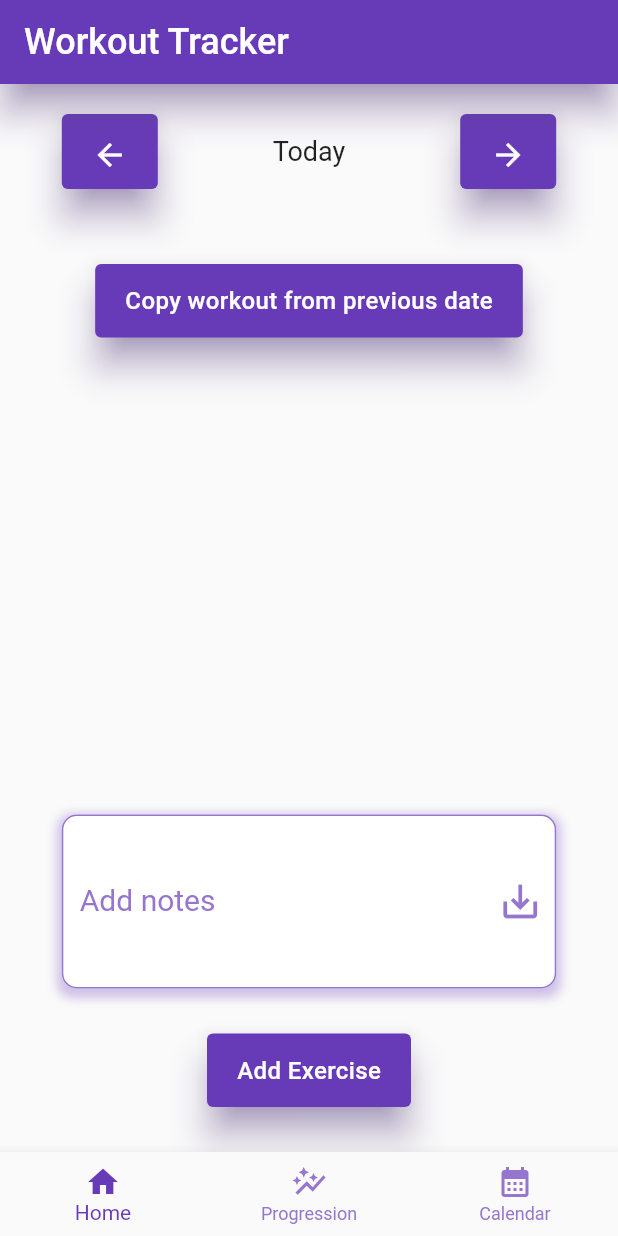
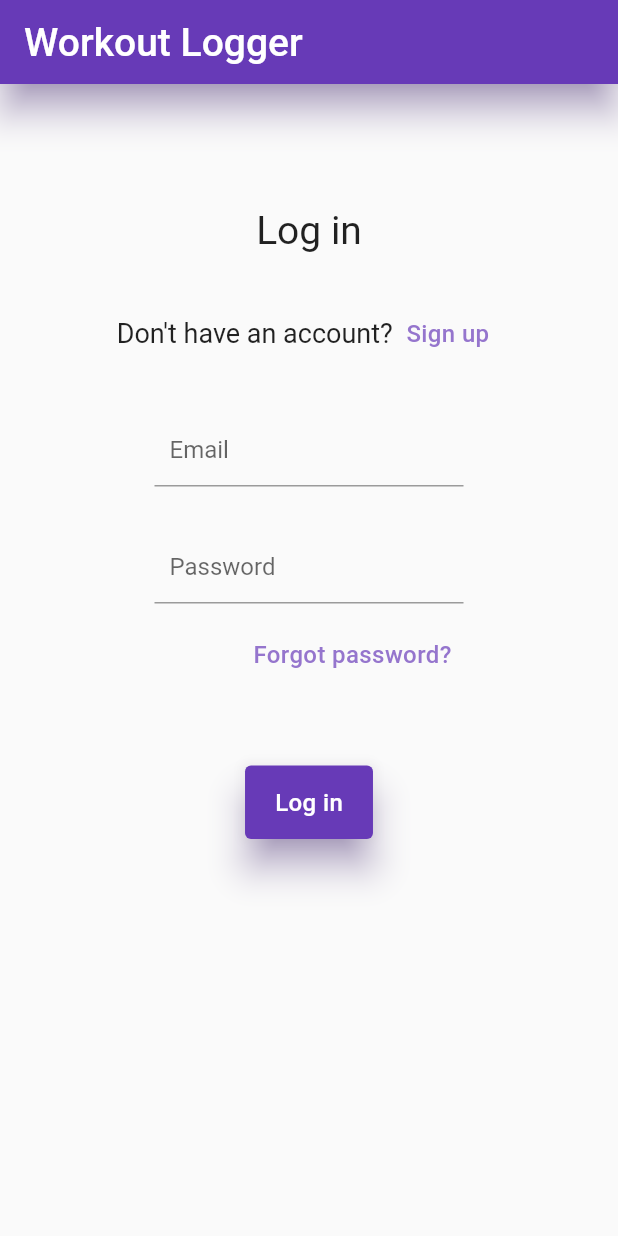
Before and after one commit to rpjuja/workout-logger-flutter, a Flutter app: the screen it shows after launch, on a phone screen of 412 x 824 dp. Run offline on Flutter 3.47's test engine with Material 2 defaults, Android fonts, the phone set to English and light mode, and no system bars; our stand-ins replace email_validator, firebase_auth, firebase_core, firebase_database; accounts and stored records are empty; generated files the repository leaves out were written again.

Commit message:
User authentication implemented. Sign up, login and password reset working

```diff
--- /dev/null
+++ b/lib/auth_widgets/auth_page.dart
@@ -0,0 +1,248 @@
+import 'package:firebase_auth/firebase_auth.dart';
+import 'package:flutter/material.dart';
+import 'package:email_validator/email_validator.dart';
+
+import 'package:workout_logger_app/styles.dart';
+import 'package:workout_logger_app/error_messages.dart';
+import 'package:workout_logger_app/auth_widgets/reset_password.dart';
+
+class AuthPage extends StatefulWidget {
+  const AuthPage({
+    Key? key,
+  }) : super(key: key);
+
+  @override
+  State<AuthPage> createState() => _AuthPageState();
+}
+
+class _AuthPageState extends State<AuthPage> {
+  late final FirebaseAuth _auth;
+  FirebaseException? _error;
+
+  final TextEditingController _emailController = TextEditingController();
+  final TextEditingController _passwordController = TextEditingController();
+  final TextEditingController _confirmPasswordController =
+      TextEditingController();
+  final _formKey = GlobalKey<FormState>();
+  bool _loginMode = true;
+  bool _resetPasswordMode = false;
+
+  @override
+  void initState() {
+    super.initState();
+    _auth = FirebaseAuth.instance;
+  }
+
+  @override
+  void dispose() {
+    _emailController.dispose();
+    _passwordController.dispose();
+    _confirmPasswordController.dispose();
+    super.dispose();
+  }
+
+  void _signUp() async {
+    try {
+      await _auth.createUserWithEmailAndPassword(
+        email: _emailController.text,
+        password: _passwordController.text,
+      );
+    } on FirebaseAuthException catch (e) {
+      setState(() {
+        _error = e;
+      });
+    }
+  }
+
+  void _logIn() async {
+    try {
+      await _auth.signInWithEmailAndPassword(
+        email: _emailController.text,
+        password: _passwordController.text,
+      );
+    } on FirebaseAuthException catch (e) {
+      setState(() {
+        _error = e;
+      });
+    }
+  }
+
+  void _resetPasswordModeChange() {
+    setState(() {
+      _resetPasswordMode = !_resetPasswordMode;
+    });
+  }
+
+  @override
+  Widget build(BuildContext context) {
+    return Scaffold(
+      appBar: AppBar(
+        elevation: 10,
+        shadowColor: Colors.deepPurple[300],
+        title: const Text('Workout Logger'),
+      ),
+      body: Center(
+        child: _resetPasswordMode
+            ? ResetPassword(
+                returnToLogin: _resetPasswordModeChange,
+                email: _emailController.text)
+            : Column(
+                mainAxisAlignment: MainAxisAlignment.start,
+                children: [
+                  Container(
+                      alignment: Alignment.centerLeft,
+                      margin: const EdgeInsets.only(left: 30),
+                      height: MediaQuery.of(context).size.height * 0.1,
+                      child: !_loginMode
+                          ? IconButton(
+                              icon: const Icon(Icons.arrow_back),
+                              onPressed: () {
+                                setState(() {
+                                  _loginMode = !_loginMode;
+                                });
+                              })
+                          : null),
+                  Container(
+                    margin: const EdgeInsets.only(bottom: 30),
+                    child: Text(
+                      _loginMode ? 'Log in' : 'Sign up',
+                      style: const TextStyle(fontSize: 26.0),
+                    ),
+                  ),
+                  _loginMode
+                      ? Container(
+                          margin: const EdgeInsets.only(bottom: 30),
+                          child: Row(
+                              mainAxisAlignment: MainAxisAlignment.center,
+                              children: [
+                                const Text("Don't have an account?"),
+                                const SizedBox(width: 1),
+                                TextButton(
+                                    style: ButtonStyle(
+                                        foregroundColor:
+                                            MaterialStateProperty.all(
+                                                Colors.deepPurple[300])),
+                                    onPressed: () {
+                                      setState(() {
+                                        _loginMode = !_loginMode;
+                                      });
+                                    },
+                                    child: const Text('Sign up'))
+                              ]))
+                      : const SizedBox.shrink(),
+                  Form(
+                    key: _formKey,
+                    child: Column(
+                      children: [
+                        Container(
+                          width: MediaQuery.of(context).size.width * 0.5,
+                          margin: const EdgeInsets.only(bottom: 30),
+                          child: TextFormField(
+                            controller: _emailController,
+                            validator: (value) {
+                              if (!EmailValidator.validate(value!)) {
+                                return 'Please enter a valid email';
+                              }
+                              return null;
+                            },
+                            decoration: const InputDecoration(
+                                labelText: 'Email',
+                                contentPadding: EdgeInsets.only(left: 10)),
+                          ),
+                        ),
+                        Container(
+                          width: MediaQuery.of(context).size.width * 0.5,
+                          // Smaller bottom margin for forgot password button below
+                          margin: const EdgeInsets.only(bottom: 10),
+                          child: TextFormField(
+                            controller: _passwordController,
+                            // Validate password on sign up only
+                            validator: (value) {
+                              return _loginMode
+                                  ? null
+                                  : value!.length < 6
+                                      ? 'Password must be at least 6 characters'
+                                      : null;
+                            },
+                            obscureText: true,
+                            enableSuggestions: false,
+                            autocorrect: false,
+                            decoration: const InputDecoration(
+                                labelText: 'Password',
+                                contentPadding: EdgeInsets.only(left: 10)),
+                          ),
+                        ),
+                        !_loginMode
+                            ? Container(
+                                width: MediaQuery.of(context).size.width * 0.5,
+                                // Add top margin to separate from other password field
+                                margin: const EdgeInsets.fromLTRB(0, 20, 0, 50),
+                                child: TextFormField(
+                                  controller: _confirmPasswordController,
+                                  validator: (value) {
+                                    return value!.length < 6
+                                        ? 'Password must be at least 6 characters'
+                                        : value != _passwordController.text
+                                            ? 'Passwords do not match'
+                                            : null;
+                                  },
+                                  obscureText: true,
+                                  enableSuggestions: false,
+                                  autocorrect: false,
+                                  decoration: const InputDecoration(
+                                      labelText: 'Confirm password',
+                                      contentPadding:
+                                          EdgeInsets.only(left: 10)),
+                                ),
+                              )
+                            : const SizedBox.shrink(),
+                      ],
+                    ),
+                  ),
+                  _loginMode
+                      ? Container(
+                          alignment: Alignment.centerRight,
+                          margin: EdgeInsets.fromLTRB(0, 0,
+                              MediaQuery.of(context).size.width * 0.25, 50),
+                          child: TextButton(
+                              style: ButtonStyle(
+                                  foregroundColor: MaterialStateProperty.all(
+                                      Colors.deepPurple[300])),
+                              onPressed: () {
+                                setState(() {
+                                  _resetPasswordMode = !_resetPasswordMode;
+                                });
+                              },
+                              child: const Text('Forgot password?')))
+                      : const SizedBox.shrink(),
+                  _error != null
+                      ? Container(
+                          margin: const EdgeInsets.fromLTRB(20, 0, 10, 20),
+                          child: Text(getAuthErrorMessage(_error!),
+                              style: const TextStyle(
+                                  color: Colors.red, fontSize: 16)))
+                      : const SizedBox.shrink(),
+                  Container(
+                    margin: const EdgeInsets.only(bottom: 30),
+                    child: _loginMode
+                        ? ElevatedButton(
+                            onPressed: () {
+                              if (_formKey.currentState!.validate()) _logIn();
+                            },
+                            style: ButtonStyles.shadowPadding,
+                            child: const Text('Log in'),
+                          )
+                        : ElevatedButton(
+                            onPressed: () {
+                              if (_formKey.currentState!.validate()) _signUp();
+                            },
+                            style: ButtonStyles.shadowPadding,
+                            child: const Text('Sign up'),
+                          ),
+                  ),
+                ],
+              ),
+      ),
+    );
+  }
+}
--- /dev/null
+++ b/lib/error_messages.dart
@@ -0,0 +1,20 @@
+import 'package:firebase_auth/firebase_auth.dart';
+
+// Check authentication error code and return an appropriate message for user
+String getAuthErrorMessage(FirebaseException error) {
+  switch (error.code) {
+    case 'invalid-email':
+      return 'Invalid email';
+    // Print invalid email or password for security reasons
+    case 'user-not-found':
+      return 'Invalid email or password';
+    case 'wrong-password':
+      return 'Invalid email or password';
+    case 'email-already-in-use':
+      return 'Email already in use';
+    case 'weak-password':
+      return 'Password is too weak';
+    default:
+      return 'An error occurred';
+  }
+}
--- a/lib/main.dart
+++ b/lib/main.dart
@@ -1,9 +1,11 @@
+import 'package:firebase_auth/firebase_auth.dart';
 import 'package:flutter/foundation.dart';
 import 'package:flutter/material.dart';
 import 'package:firebase_core/firebase_core.dart';
 import 'firebase_options.dart';
 import 'package:firebase_database/firebase_database.dart';
 
+import 'auth_widgets/auth_page.dart';
 import 'home_page.dart';
 
 FirebaseDatabase database = FirebaseDatabase.instance;
@@ -49,13 +51,18 @@ class _MyAppState extends State<MyApp> {
           colorScheme: ColorScheme.fromSwatch(primarySwatch: Colors.deepPurple)
               .copyWith(secondary: Colors.deepPurple[300]),
           textTheme: const TextTheme(
-            titleLarge: TextStyle(fontSize: 24.0),
+            titleLarge: TextStyle(fontSize: 26.0),
             bodyLarge: TextStyle(fontSize: 20.0),
             bodyMedium: TextStyle(fontSize: 18.0),
             labelLarge: TextStyle(fontSize: 16.0, letterSpacing: 0.25),
-          )).copyWith(
+          ),
+          inputDecorationTheme: const InputDecorationTheme(
+            errorStyle: TextStyle(color: Colors.red, fontSize: 16),
+          ),
+        ).copyWith(
           dividerColor: Colors.deepPurple[200],
         ),
+        debugShowCheckedModeBanner: false,
         // Show the app once firebase has finished initializing
         home: FutureBuilder(
             future: _fbApp,
@@ -68,14 +75,27 @@ class _MyAppState extends State<MyApp> {
                 setPersistence();
                 return !_initialized
                     ? const Center(child: CircularProgressIndicator())
-                  : const HomePage();
+                    // If user is not signed in, show the AuthPage
+                    : StreamBuilder(
+                        stream: FirebaseAuth.instance.authStateChanges(),
+                        builder: (BuildContext context, snapshot) {
+                          if (snapshot.hasData) {
+                            print('User is signed in!');
+                            return const HomePage();
+                          } else {
+                            print('User is currently signed out!');
+                            return const AuthPage();
+                          }
+                        });
               } else {
                 return const Center(
                   child: CircularProgressIndicator(),
                 );
               }
             }),
-      // routes: {}
-    );
+        routes: {
+          '/home': (context) => const HomePage(),
+          '/auth': (context) => const AuthPage(),
+        });
   }
 }
--- a/pubspec.yaml
+++ b/pubspec.yaml
@@ -38,6 +38,8 @@ dependencies:
   firebase_database: ^10.0.9
   intl: ^0.18.0
   firebase_database_mocks: ^0.6.0
+  firebase_auth: ^4.2.2
+  email_validator: '^2.1.17'
 
 dev_dependencies:
   integration_test:
```
Also changed, not shown: lib/auth_widgets/reset_password.dart (added, +117 -0 lines), lib/home_page.dart (+24 -15 lines), pubspec.lock, 1 other file. Lines whose indentation alone changed are shown as unchanged.
